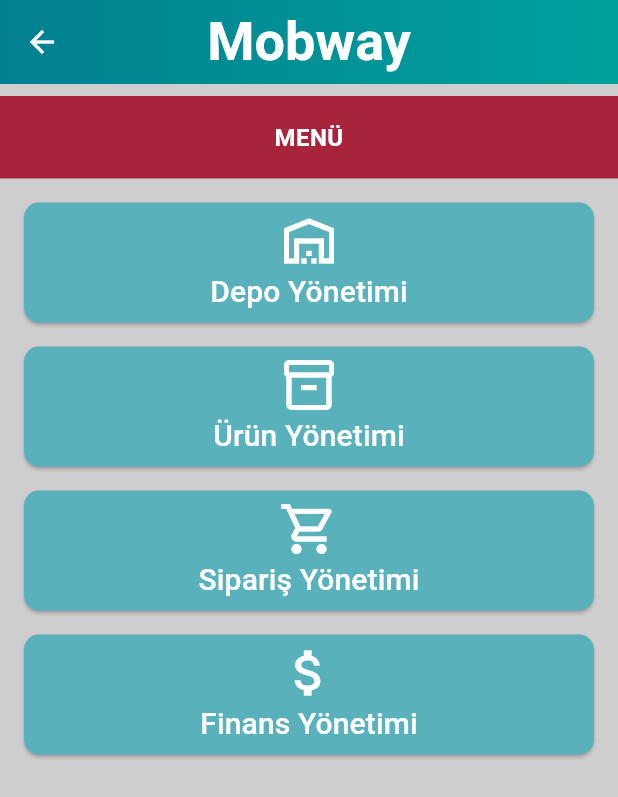
After one commit to mehmetfurkansakiz/mobway_clone_app, a Flutter app: the MenuScreen screen opened directly, on a phone screen of 412 x 824 dp. The commit adds this screen. Shown: the top 797 px of the screen. Run offline on Flutter 3.47's test engine with Material 3 defaults, Android fonts, the light colour scheme and no system bars.

Commit message:
Added menu screen and navigation.

```diff
--- a/lib/company_selection_screen.dart
+++ b/lib/company_selection_screen.dart
@@ -2,6 +2,7 @@
 import 'package:mobway_clone_app/core/custom_app_bar.dart';
 import 'package:mobway_clone_app/core/custom_button.dart';
 import 'package:mobway_clone_app/core/custom_red_banner.dart';
+import 'package:mobway_clone_app/menu_screen.dart';
 import 'package:mobway_clone_app/theme/light_theme.dart';
 
 class CompanySelectionScreen extends StatefulWidget {
@@ -136,6 +137,11 @@
             child: CustomButton(
               onPressed: () {
                 Navigator.of(context).pop();
+                Navigator.push(
+                    context,
+                    MaterialPageRoute(
+                      builder: (context) => MenuScreen(),
+                    ));
               },
               text: '$company Sub $index',
               backgroundColor: LightColors.pureWhite,
--- /dev/null
+++ b/lib/menu_screen.dart
@@ -0,0 +1,63 @@
+import 'package:flutter/material.dart';
+import 'package:mobway_clone_app/core/custom_app_bar.dart';
+import 'package:mobway_clone_app/core/custom_red_banner.dart';
+import 'package:mobway_clone_app/theme/light_theme.dart';
+
+class MenuScreen extends StatelessWidget {
+  const MenuScreen({super.key});
+
+  @override
+  Widget build(BuildContext context) {
+    return Scaffold(
+      appBar: CustomAppBar(),
+      body: Column(
+        children: [
+          CustomRedBanner(
+            title: 'MENÜ',
+          ),
+          Expanded(
+              child: Padding(
+            padding: EdgeInsets.symmetric(horizontal: 16.0),
+            child: ListView(
+              children: [
+                _menuButton('Depo Yönetimi', Icons.warehouse_outlined, context),
+                _menuButton('Ürün Yönetimi', Icons.inventory_2_outlined, context),
+                _menuButton('Sipariş Yönetimi', Icons.shopping_cart_outlined, context),
+                _menuButton('Finans Yönetimi', Icons.attach_money_outlined, context),
+              ],
+            ),
+          ))
+        ],
+      ),
+    );
+  }
+
+  // Menu button
+  Widget _menuButton(String title, IconData icon, BuildContext context) {
+    return Padding(
+      padding: const EdgeInsets.symmetric(vertical: 8.0),
+      child: ElevatedButton(
+        style: ElevatedButton.styleFrom(
+          foregroundColor: LightColors.pureWhite,
+          backgroundColor: LightColors.finishFiordGreen,
+          minimumSize: const Size.fromHeight(80),
+          shape: RoundedRectangleBorder(
+            borderRadius: BorderRadius.circular(10.0),
+          ),
+        ),
+        onPressed: () {
+          // Menü butonu tıklama yönlendirme
+        },
+        child: Column(
+          children: [
+            Icon(icon, size: 40),
+            Text(
+              title,
+              style: const TextStyle(fontSize: 20),
+            ),
+          ],
+        ),
+      ),
+    );
+  }
+}
```
